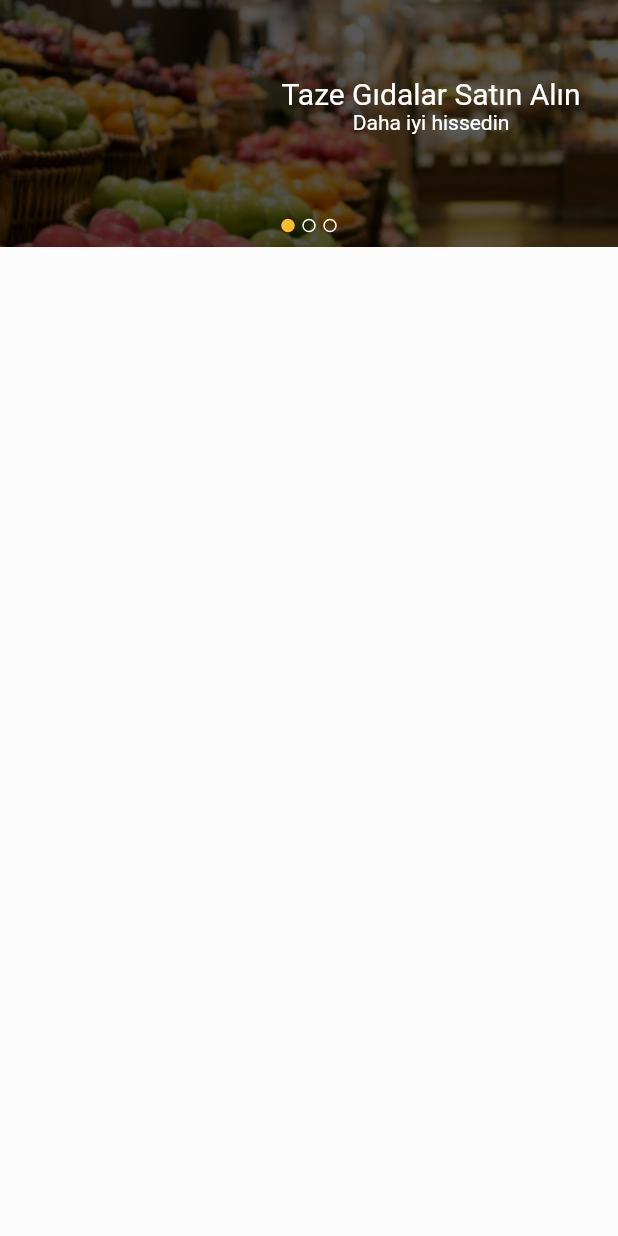
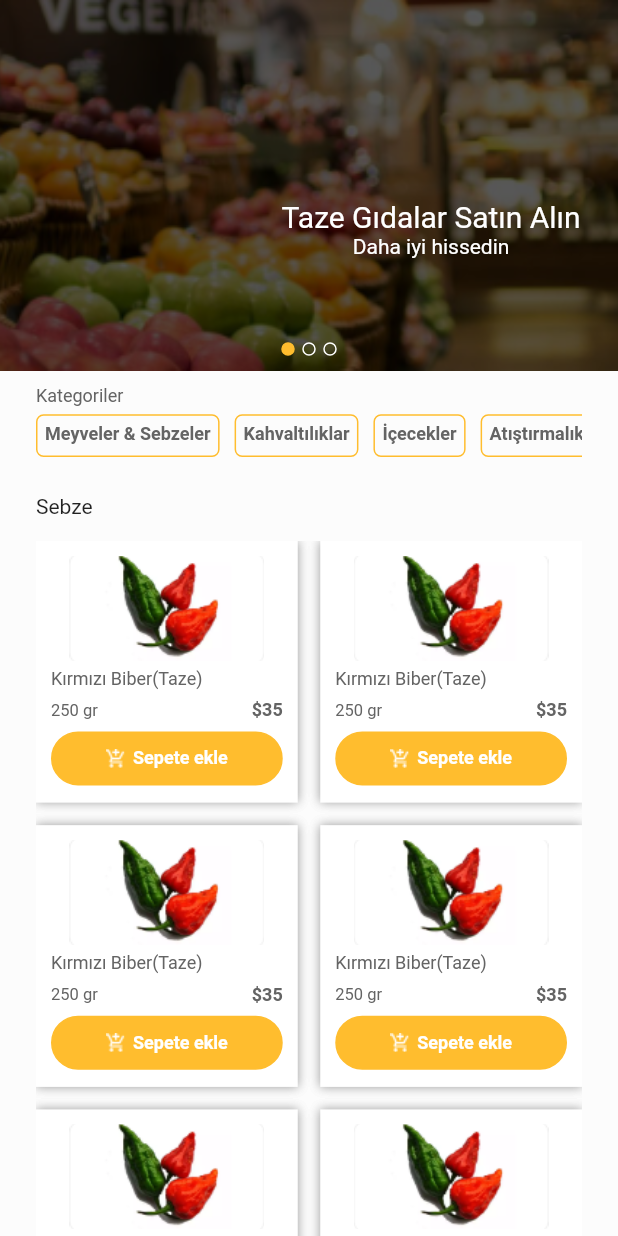
Before and after one commit to NefiseTnc/flutter_bakkal_dukkani_app, a Flutter app: the HomeScreen screen opened by its route, on a phone screen of 412 x 824 dp. Run offline on Flutter 3.47's test engine with Material 2 defaults, Android fonts, the phone set to English and light mode, and no system bars; our stand-ins replace cloud_firestore, firebase_auth, firebase_core, shared_preferences; accounts and stored records are empty.

Commit message:
added: product item widget

```diff
--- a/lib/views/home/screens/home_screen.dart
+++ b/lib/views/home/screens/home_screen.dart
@@ -1,4 +1,8 @@
+// ignore_for_file: prefer_const_literals_to_create_immutables, prefer_const_constructors
+
 import 'package:bakkal_dukkani/constants/global_variables.dart';
+import 'package:bakkal_dukkani/views/home/widgets/category_item.dart';
+import 'package:bakkal_dukkani/views/home/widgets/product_item.dart';
 import 'package:flutter/material.dart';
 
 class HomeScreen extends StatelessWidget {
@@ -11,9 +15,42 @@ class HomeScreen extends StatelessWidget {
     return Scaffold(
       body: Column(children: [
         SizedBox(
-            width: size.width,
-            height: size.height * .2,
-            child: _imageSlider(size))
+          width: size.width,
+          height: size.height * .3,
+          child: _imageSlider(size),
+        ),
+        SizedBox(
+          width: size.width,
+          height: size.height * .1,
+          child: _categories(),
+        ),
+        Expanded(
+          child: Padding(
+            padding: const EdgeInsets.symmetric(horizontal: 24),
+            child: Column(
+              crossAxisAlignment: CrossAxisAlignment.start,
+              children: [
+                Text('Sebze'),
+                SizedBox(
+                  height: 15,
+                ),
+                Expanded(
+                  child: GridView.builder(
+                    gridDelegate:
+                        const SliverGridDelegateWithFixedCrossAxisCount(
+                            crossAxisCount: 2,
+                            mainAxisSpacing: 15.0,
+                            crossAxisSpacing: 15.0),
+                    itemCount: 15,
+                    itemBuilder: (BuildContext context, int index) {
+                      return ProductItem();
+                    },
+                  ),
+                ),
+              ],
+            ),
+          ),
+        )
       ]),
     );
   }
@@ -25,7 +62,7 @@ class HomeScreen extends StatelessWidget {
           alignment: Alignment.center,
           child: SizedBox(
             width: size.width,
-            height: size.height * .2,
+            height: size.height * .3,
             child: ListView.builder(
               itemCount: 3,
               scrollDirection: Axis.horizontal,
@@ -101,4 +138,38 @@ class HomeScreen extends StatelessWidget {
       ],
     );
   }
+
+  Widget _categories() {
+    return Padding(
+      padding: const EdgeInsets.symmetric(horizontal: 24, vertical: 10),
+      child: Column(
+        mainAxisAlignment: MainAxisAlignment.spaceBetween,
+        crossAxisAlignment: CrossAxisAlignment.start,
+        children: [
+          Text(
+            'Kategoriler',
+            style: GlobalVariables.mediumTextStyle,
+          ),
+          SizedBox(
+            height: 5,
+          ),
+          Expanded(
+            child: ListView(
+              scrollDirection: Axis.horizontal,
+              children: [
+                CategoryItem(text: 'Meyveler & Sebzeler', onTap: () {}),
+                CategoryItem(text: 'Kahvaltılıklar', onTap: () {}),
+                CategoryItem(text: 'İçecekler', onTap: () {}),
+                CategoryItem(text: 'Atıştırmalıklar', onTap: () {}),
+                CategoryItem(text: 'Süt Ürünleri', onTap: () {}),
+              ],
+            ),
+          ),
+          SizedBox(
+            height: 15,
+          ),
+        ],
+      ),
+    );
+  }
 }
--- /dev/null
+++ b/lib/views/home/widgets/category_item.dart
@@ -0,0 +1,33 @@
+import 'package:flutter/material.dart';
+
+import '../../../constants/global_variables.dart';
+
+class CategoryItem extends StatelessWidget {
+  const CategoryItem({
+    Key? key,
+    required this.text,
+    required this.onTap,
+  }) : super(key: key);
+  final String text;
+  final VoidCallback onTap;
+
+  @override
+  Widget build(BuildContext context) {
+    return GestureDetector(
+      onTap: onTap,
+      child: Container(
+        padding: const EdgeInsets.all(5.0),
+        margin: const EdgeInsets.only(right: 10),
+        decoration: BoxDecoration(
+          color: GlobalVariables.backgroundColor,
+          border: Border.all(color: GlobalVariables.primaryColor),
+          borderRadius: BorderRadius.circular(5),
+        ),
+        child: Text(
+          text,
+          style: GlobalVariables.mediumBoldTextStyle,
+        ),
+      ),
+    );
+  }
+}
--- /dev/null
+++ b/lib/views/home/widgets/product_item.dart
@@ -0,0 +1,80 @@
+import 'package:flutter/material.dart';
+
+import '../../../common/widgets/app_button.dart';
+import '../../../constants/global_variables.dart';
+
+class ProductItem extends StatelessWidget {
+  const ProductItem({Key? key}) : super(key: key);
+
+  @override
+  Widget build(BuildContext context) {
+    return Container(
+      padding: const EdgeInsets.symmetric(
+        horizontal: 10,
+      ),
+      decoration: BoxDecoration(color: Colors.white, boxShadow: [
+        BoxShadow(
+          color: Colors.black.withOpacity(.2),
+          blurRadius: 5,
+        ),
+        BoxShadow(
+          color: Colors.black.withOpacity(.2),
+          blurRadius: 5,
+        ),
+      ]),
+      child: Column(
+        crossAxisAlignment: CrossAxisAlignment.start,
+        children: [
+          const SizedBox(
+            height: 10,
+          ),
+          Center(
+            child: SizedBox(
+              height: 70,
+              width: 130,
+              child: Image.asset(
+                'assets/images/product_item_img1.png',
+                fit: BoxFit.cover,
+              ),
+            ),
+          ),
+          const SizedBox(
+            height: 5,
+          ),
+          const Text(
+            'Kırmızı Biber(Taze)',
+            style: GlobalVariables.mediumTextStyle,
+          ),
+          const SizedBox(
+            height: 7,
+          ),
+          Row(
+            mainAxisAlignment: MainAxisAlignment.spaceBetween,
+            children: const [
+              Text(
+                '250 gr',
+                style: GlobalVariables.smallTextStyle,
+              ),
+              Text(
+                '\$35',
+                style: GlobalVariables.mediumBoldTextStyle,
+              )
+            ],
+          ),
+          const SizedBox(
+            height: 7,
+          ),
+          AppButton(
+            onTap: () {},
+            color: GlobalVariables.primaryColor,
+            borderColor: GlobalVariables.primaryColor,
+            text: 'Sepete ekle',
+            textStyle: GlobalVariables.mediumBoldTextStyle
+                .copyWith(color: Colors.white),
+            imageUrl: 'assets/icons/basket.png',
+          ),
+        ],
+      ),
+    );
+  }
+}
```
Also changed, not shown: assets/icons/basket.png (added), assets/images/product_item_img1.png (added), assets/images/product_item_img2.png (added), assets/images/product_item_img3.png (added), assets/images/product_item_img4.png (added).
